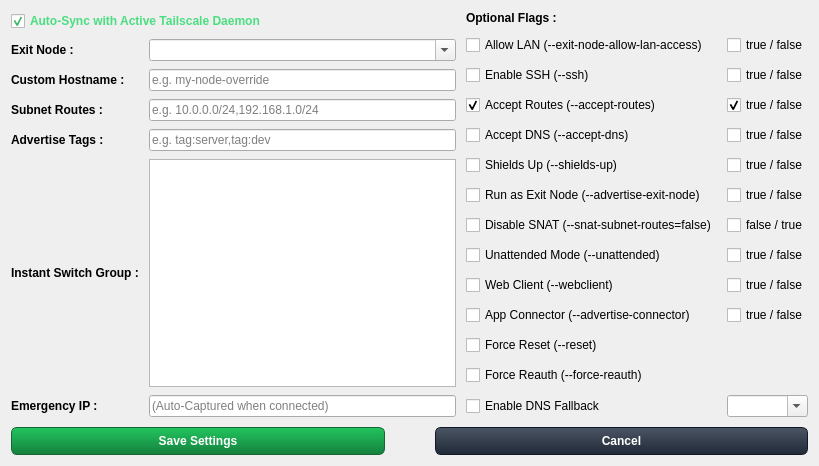
Above: pygui/dialogs/node.ui from Arean82/Tailscale-Headscale-Client before the change. Below: the same form after it.
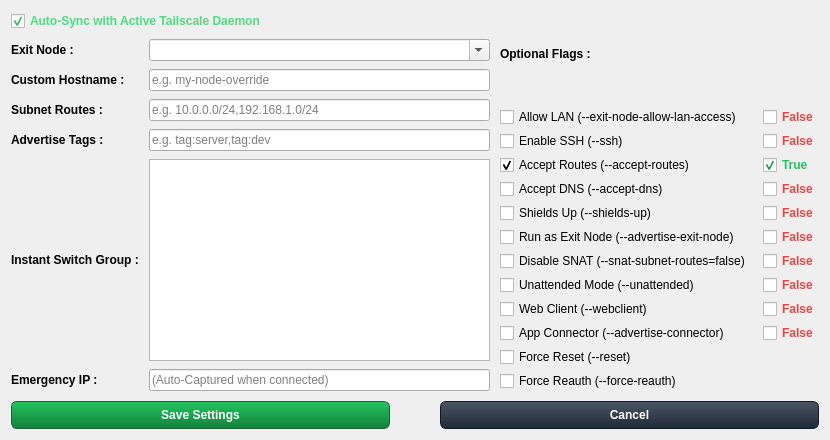
That is the form after the change.

```diff
--- a/pygui/dialogs/node.ui
+++ b/pygui/dialogs/node.ui
@@ -6,8 +6,8 @@
    <rect>
     <x>0</x>
     <y>0</y>
-    <width>819</width>
-    <height>384</height>
+    <width>830</width>
+    <height>440</height>
    </rect>
   </property>
   <property name="windowTitle">
@@ -206,6 +206,12 @@
        </item>
        <item>
          <layout class="QGridLayout" name="flagsLayout">
+          <property name="verticalSpacing">
+           <number>4</number>
+          </property>
+          <property name="horizontalSpacing">
+           <number>12</number>
+          </property>
           <item row="0" column="0">
            <widget class="QCheckBox" name="chkAllowLAN">
             <property name="toolTip">
@@ -329,34 +335,33 @@
             </property>
            </widget>
           </item>
-          <item row="12" column="0">
-           <widget class="QCheckBox" name="chkDnsFallback">
-            <property name="toolTip">
-             <string>Use the cached Emergency IP if the login server domain cannot be resolved.</string>
-            </property>
-            <property name="text">
-             <string>Enable DNS Fallback</string>
-            </property>
-           </widget>
-          </item>
           <item row="0" column="1">
            <widget class="QCheckBox" name="chkAllowLANValue">
+            <property name="styleSheet">
+             <string>color: #ef4444; font-weight: bold;</string>
+            </property>
             <property name="text">
-             <string>true / false</string>
+             <string>False</string>
             </property>
            </widget>
           </item>
           <item row="1" column="1">
            <widget class="QCheckBox" name="chkSSHValue">
+            <property name="styleSheet">
+             <string>color: #ef4444; font-weight: bold;</string>
+            </property>
             <property name="text">
-             <string>true / false</string>
+             <string>False</string>
             </property>
            </widget>
           </item>
           <item row="2" column="1">
            <widget class="QCheckBox" name="chkAcceptRoutesValue">
+            <property name="styleSheet">
+             <string>color: #22c55e; font-weight: bold;</string>
+            </property>
             <property name="text">
-             <string>true / false</string>
+             <string>True</string>
             </property>
             <property name="checked">
              <bool>true</bool>
@@ -365,78 +370,74 @@
           </item>
           <item row="3" column="1">
            <widget class="QCheckBox" name="chkAcceptDNSValue">
+            <property name="styleSheet">
+             <string>color: #ef4444; font-weight: bold;</string>
+            </property>
             <property name="text">
-             <string>true / false</string>
+             <string>False</string>
             </property>
            </widget>
           </item>
           <item row="4" column="1">
            <widget class="QCheckBox" name="chkShieldsUpValue">
+            <property name="styleSheet">
+             <string>color: #ef4444; font-weight: bold;</string>
+            </property>
             <property name="text">
-             <string>true / false</string>
+             <string>False</string>
             </property>
            </widget>
           </item>
           <item row="5" column="1">
            <widget class="QCheckBox" name="chkAdvertiseExitNodeValue">
+            <property name="styleSheet">
+             <string>color: #ef4444; font-weight: bold;</string>
+            </property>
             <property name="text">
-             <string>true / false</string>
+             <string>False</string>
             </property>
            </widget>
           </item>
           <item row="6" column="1">
            <widget class="QCheckBox" name="chkDisableSNATValue">
+            <property name="styleSheet">
+             <string>color: #ef4444; font-weight: bold;</string>
+            </property>
             <property name="text">
-             <string>false / true</string>
+             <string>False</string>
             </property>
            </widget>
           </item>
           <item row="7" column="1">
            <widget class="QCheckBox" name="chkUnattendedValue">
+            <property name="styleSheet">
+             <string>color: #ef4444; font-weight: bold;</string>
+            </property>
             <property name="text">
-             <string>true / false</string>
+             <string>False</string>
             </property>
            </widget>
           </item>
           <item row="8" column="1">
            <widget class="QCheckBox" name="chkWebclientValue">
+            <property name="styleSheet">
+             <string>color: #ef4444; font-weight: bold;</string>
+            </property>
             <property name="text">
-             <string>true / false</string>
+             <string>False</string>
             </property>
            </widget>
           </item>
           <item row="9" column="1">
            <widget class="QCheckBox" name="chkAdvertiseConnectorValue">
+            <property name="styleSheet">
+             <string>color: #ef4444; font-weight: bold;</string>
+            </property>
             <property name="text">
-             <string>true / false</string>
+             <string>False</string>
             </property>
            </widget>
           </item>
-          <item row="12" column="1">
-           <widget class="QComboBox" name="comboAcceptRisk">
-            <property name="toolTip">
-             <string>Select risk acceptance argument (--accept-risk=...)</string>
-            </property>
-            <property name="editable">
-             <bool>true</bool>
-            </property>
-            <item>
-             <property name="text">
-              <string/>
-             </property>
-            </item>
-            <item>
-             <property name="text">
-              <string>all</string>
-             </property>
-            </item>
-            <item>
-             <property name="text">
-              <string>lose-ssh</string>
-             </property>
-            </item>
-           </widget>
-          </item>
          </layout>
         </item>
       </layout>
```
